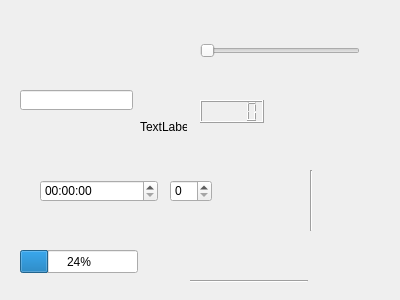
First picture: the form in content.ui, repository 0verwritten/player, before the edit.
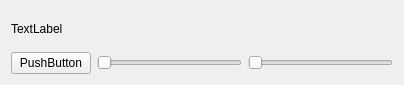
Second picture: the form after the edit.

```diff
--- a/content.ui
+++ b/content.ui
@@ -6,118 +6,43 @@
    <rect>
     <x>0</x>
     <y>0</y>
-    <width>400</width>
-    <height>300</height>
+    <width>404</width>
+    <height>85</height>
    </rect>
   </property>
   <property name="windowTitle">
    <string>Form</string>
   </property>
-  <widget class="QLineEdit" name="lineEdit">
-   <property name="geometry">
-    <rect>
-     <x>20</x>
-     <y>90</y>
-     <width>113</width>
-     <height>20</height>
-    </rect>
-   </property>
-  </widget>
-  <widget class="QTimeEdit" name="timeEdit">
-   <property name="geometry">
-    <rect>
-     <x>40</x>
-     <y>180</y>
-     <width>118</width>
-     <height>22</height>
-    </rect>
-   </property>
-  </widget>
-  <widget class="QSpinBox" name="spinBox">
-   <property name="geometry">
-    <rect>
-     <x>170</x>
-     <y>180</y>
-     <width>42</width>
-     <height>22</height>
-    </rect>
-   </property>
-  </widget>
+  <layout class="QGridLayout" name="gridLayout">
+   <item row="1" column="1">
   <widget class="QSlider" name="horizontalSlider">
-   <property name="geometry">
-    <rect>
-     <x>200</x>
-     <y>40</y>
-     <width>160</width>
-     <height>22</height>
-    </rect>
-   </property>
    <property name="orientation">
     <enum>Qt::Horizontal</enum>
    </property>
   </widget>
-  <widget class="QLCDNumber" name="lcdNumber">
-   <property name="geometry">
-    <rect>
-     <x>200</x>
-     <y>100</y>
-     <width>64</width>
-     <height>23</height>
-    </rect>
-   </property>
-  </widget>
-  <widget class="QProgressBar" name="progressBar">
-   <property name="geometry">
-    <rect>
-     <x>20</x>
-     <y>250</y>
-     <width>118</width>
-     <height>23</height>
-    </rect>
-   </property>
-   <property name="value">
-    <number>24</number>
-   </property>
-  </widget>
-  <widget class="Line" name="line">
-   <property name="geometry">
-    <rect>
-     <x>190</x>
-     <y>280</y>
-     <width>118</width>
-     <height>3</height>
-    </rect>
-   </property>
+   </item>
+   <item row="1" column="2">
+    <widget class="QSlider" name="horizontalSlider_2">
    <property name="orientation">
     <enum>Qt::Horizontal</enum>
    </property>
   </widget>
-  <widget class="Line" name="line_2">
-   <property name="geometry">
-    <rect>
-     <x>310</x>
-     <y>170</y>
-     <width>3</width>
-     <height>61</height>
-    </rect>
-   </property>
-   <property name="orientation">
-    <enum>Qt::Vertical</enum>
-   </property>
-  </widget>
+   </item>
+   <item row="1" column="0">
+    <widget class="QPushButton" name="pushButton">
+     <property name="text">
+      <string>PushButton</string>
+     </property>
+    </widget>
+   </item>
+   <item row="0" column="0" colspan="3">
   <widget class="QLabel" name="label">
-   <property name="geometry">
-    <rect>
-     <x>140</x>
-     <y>120</y>
-     <width>47</width>
-     <height>13</height>
-    </rect>
-   </property>
    <property name="text">
     <string>TextLabel</string>
    </property>
   </widget>
+   </item>
+  </layout>
  </widget>
  <resources/>
  <connections/>
```
Lines whose indentation alone changed are shown as unchanged.
